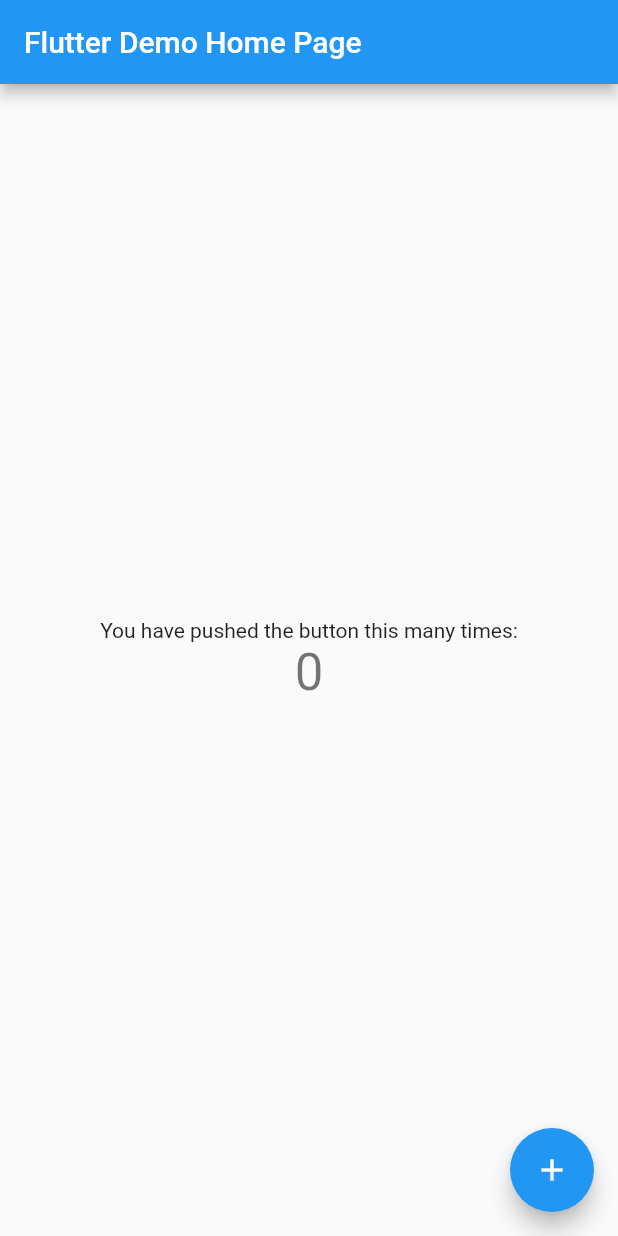
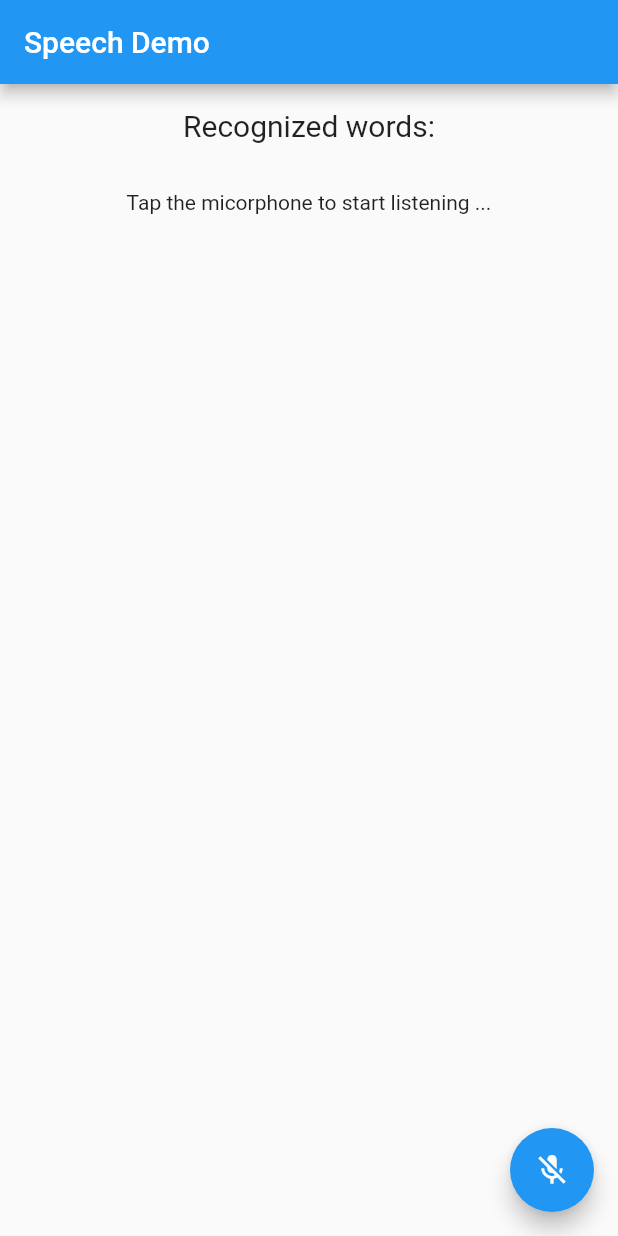
Before and after one commit to Masato0405/test_speech_to_text, a Flutter app: the screen it shows after launch, on a phone screen of 412 x 824 dp. Run offline on Flutter 3.47's test engine with Material 2 defaults, Android fonts, the light colour scheme and no system bars; our stand-ins replace speech_to_text.

Commit message:
implement speech to text

```diff
--- a/lib/main.dart
+++ b/lib/main.dart
@@ -1,4 +1,6 @@
 import 'package:flutter/material.dart';
+import 'package:speech_to_text/speech_recognition_result.dart';
+import 'package:speech_to_text/speech_to_text.dart';
 
 void main() {
   runApp(const MyApp());
@@ -7,109 +9,88 @@
 class MyApp extends StatelessWidget {
   const MyApp({super.key});
 
-  // This widget is the root of your application.
   @override
   Widget build(BuildContext context) {
     return MaterialApp(
       title: 'Flutter Demo',
       theme: ThemeData(
-        // This is the theme of your application.
-        //
-        // Try running your application with "flutter run". You'll see the
-        // application has a blue toolbar. Then, without quitting the app, try
-        // changing the primarySwatch below to Colors.green and then invoke
-        // "hot reload" (press "r" in the console where you ran "flutter run",
-        // or simply save your changes to "hot reload" in a Flutter IDE).
-        // Notice that the counter didn't reset back to zero; the application
-        // is not restarted.
         primarySwatch: Colors.blue,
       ),
-      home: const MyHomePage(title: 'Flutter Demo Home Page'),
+      home: MyHomePage(),
     );
   }
 }
 
 class MyHomePage extends StatefulWidget {
-  const MyHomePage({super.key, required this.title});
-
-  // This widget is the home page of your application. It is stateful, meaning
-  // that it has a State object (defined below) that contains fields that affect
-  // how it looks.
-
-  // This class is the configuration for the state. It holds the values (in this
-  // case the title) provided by the parent (in this case the App widget) and
-  // used by the build method of the State. Fields in a Widget subclass are
-  // always marked "final".
-
-  final String title;
 
   @override
   State<MyHomePage> createState() => _MyHomePageState();
 }
 
 class _MyHomePageState extends State<MyHomePage> {
-  int _counter = 0;
+  SpeechToText _speechToText = SpeechToText();
+  bool _speechEnabled = false;
+  String _lastWords = '';
 
-  void _incrementCounter() {
+  @override
+  void initState() {
+    super.initState();
+    _initSpeech();
+  }
+
+  void _initSpeech() async {
+    _speechEnabled = await _speechToText.initialize();
+    setState(() {});
+  }
+
+  // speechセッションが開始されたとき
+  void _startListening() async {
+    await _speechToText.listen(onResult: _onSpeechResult);
+    setState(() {});
+  }
+
+  void _stopListening() async {
+    await _speechToText.stop();
+    setState(() {});
+  }
+
+  void _onSpeechResult(SpeechRecognitionResult result) {
     setState(() {
-      // This call to setState tells the Flutter framework that something has
-      // changed in this State, which causes it to rerun the build method below
-      // so that the display can reflect the updated values. If we changed
-      // _counter without calling setState(), then the build method would not be
-      // called again, and so nothing would appear to happen.
-      _counter++;
+      _lastWords = result.recognizedWords;
     });
   }
 
   @override
   Widget build(BuildContext context) {
-    // This method is rerun every time setState is called, for instance as done
-    // by the _incrementCounter method above.
-    //
-    // The Flutter framework has been optimized to make rerunning build methods
-    // fast, so that you can just rebuild anything that needs updating rather
-    // than having to individually change instances of widgets.
     return Scaffold(
-      appBar: AppBar(
-        // Here we take the value from the MyHomePage object that was created by
-        // the App.build method, and use it to set our appbar title.
-        title: Text(widget.title),
+      appBar: AppBar(title: Text('Speech Demo'),
       ),
       body: Center(
-        // Center is a layout widget. It takes a single child and positions it
-        // in the middle of the parent.
         child: Column(
-          // Column is also a layout widget. It takes a list of children and
-          // arranges them vertically. By default, it sizes itself to fit its
-          // children horizontally, and tries to be as tall as its parent.
-          //
-          // Invoke "debug painting" (press "p" in the console, choose the
-          // "Toggle Debug Paint" action from the Flutter Inspector in Android
-          // Studio, or the "Toggle Debug Paint" command in Visual Studio Code)
-          // to see the wireframe for each widget.
-          //
-          // Column has various properties to control how it sizes itself and
-          // how it positions its children. Here we use mainAxisAlignment to
-          // center the children vertically; the main axis here is the vertical
-          // axis because Columns are vertical (the cross axis would be
-          // horizontal).
           mainAxisAlignment: MainAxisAlignment.center,
           children: <Widget>[
-            const Text(
-              'You have pushed the button this many times:',
+            Container(
+              padding: EdgeInsets.all(16),
+              child: Text(
+                'Recognized words:',
+                style: TextStyle(fontSize: 20.0),
+              ),
             ),
-            Text(
-              '$_counter',
-              style: Theme.of(context).textTheme.headline4,
-            ),
+            Expanded(child: Container(
+              padding: EdgeInsets.all(16),
+              child: Text(
+                _speechToText.isListening ? '$_lastWords' : _speechEnabled ? 'Tap the micorphone to start listening ...' : 'Speech not available',
+              ),
+            )),
+            Text(_lastWords, style: TextStyle(fontSize: 30),)
           ],
         ),
       ),
       floatingActionButton: FloatingActionButton(
-        onPressed: _incrementCounter,
-        tooltip: 'Increment',
-        child: const Icon(Icons.add),
-      ), // This trailing comma makes auto-formatting nicer for build methods.
+        onPressed: _speechToText.isNotListening ? _startListening : _stopListening,
+        tooltip: 'Listen',
+        child: Icon(_speechToText.isNotListening ? Icons.mic_off : Icons.mic),
+      ),
     );
   }
 }
--- a/pubspec.yaml
+++ b/pubspec.yaml
@@ -36,6 +36,7 @@
   # The following adds the Cupertino Icons font to your application.
   # Use with the CupertinoIcons class for iOS style icons.
   cupertino_icons: ^1.0.2
+  speech_to_text: ^6.0.0
 
 dev_dependencies:
   flutter_test:
```
Also changed, not shown: pubspec.lock, 9 other files.
